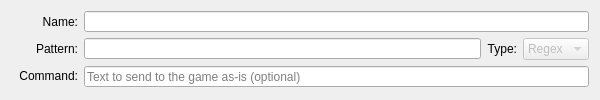
First picture: the form in src/ui/aliases_main_area.ui, repository Mudlet/Mudlet, before the edit.
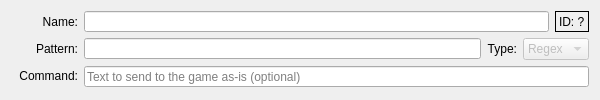
Second picture: the form after the edit.

```diff
--- a/src/ui/aliases_main_area.ui
+++ b/src/ui/aliases_main_area.ui
@@ -58,6 +58,16 @@
      </property>
     </widget>
    </item>
+   <item row="0" column="4">
+    <widget class="QLabel" name="label_id">
+     <property name="frameShape">
+      <enum>QFrame::Box</enum>
+     </property>
+     <property name="text">
+      <string>ID: ?</string>
+     </property>
+    </widget>
+   </item>
    <item row="1" column="0">
     <widget class="QLabel" name="label_alias_pattern">
      <property name="sizePolicy">
@@ -114,7 +124,7 @@
      </property>
     </widget>
    </item>
-   <item row="1" column="3">
+   <item row="1" column="3" colspan="2">
     <widget class="QComboBox" name="comboBox_alias_regex">
      <property name="enabled">
       <bool>false</bool>
@@ -153,7 +163,7 @@
      </property>
     </widget>
    </item>
-   <item row="2" column="1" colspan="3">
+   <item row="2" column="1" colspan="4">
     <widget class="QLineEdit" name="lineEdit_alias_command">
      <property name="minimumSize">
       <size>
```
